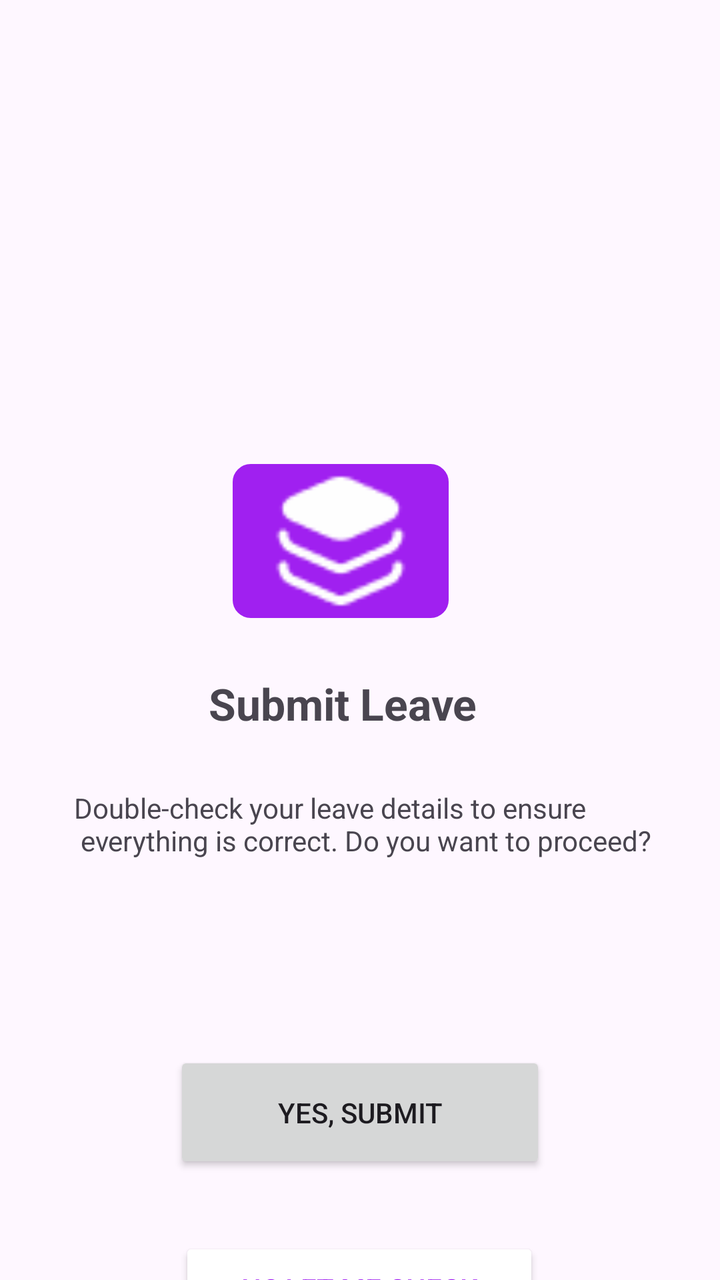
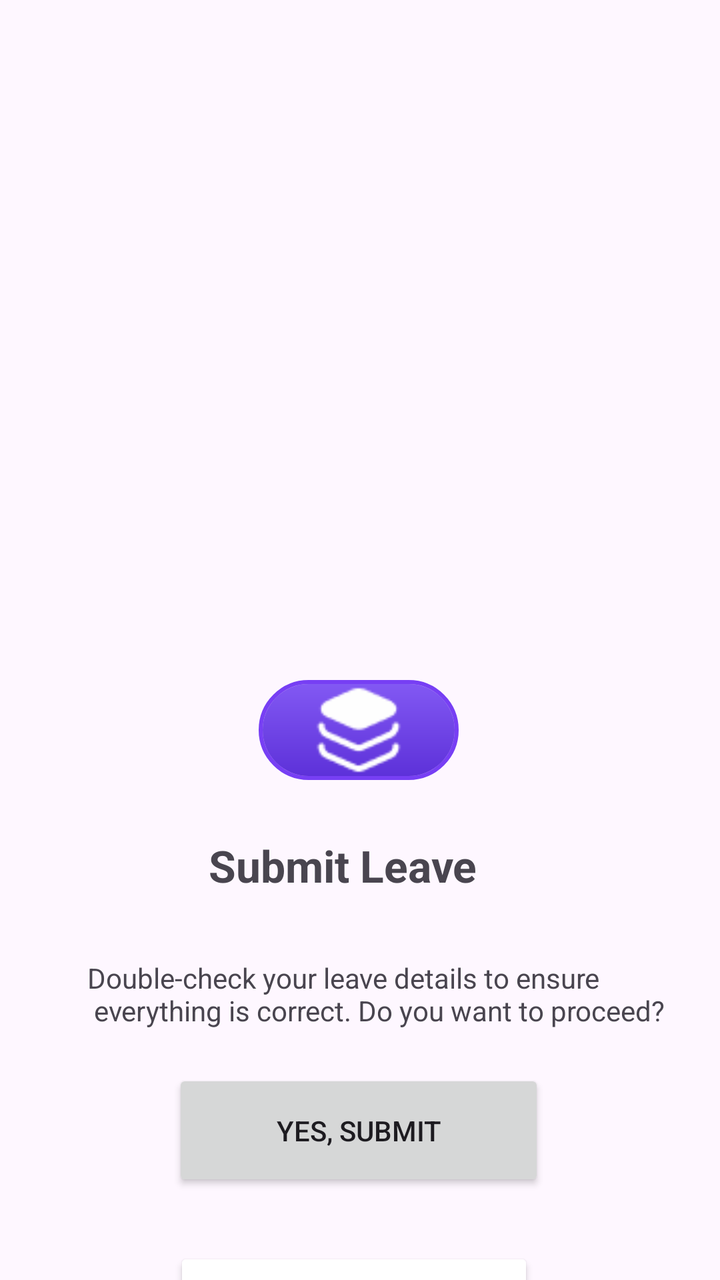

An Android layout rendered at two revisions. The XML below is the earlier revision; the diff shows what the commit changed to produce the second picture.
<!-- AndroidManifest.xml: application theme Theme.MidTerm -->
<!-- res/layout/fragment_dialog.xml -->
<?xml version="1.0" encoding="utf-8"?>
<androidx.constraintlayout.widget.ConstraintLayout xmlns:android="http://schemas.android.com/apk/res/android"
    xmlns:app="http://schemas.android.com/apk/res-auto"
    xmlns:tools="http://schemas.android.com/tools"
    android:layout_width="match_parent"
    android:layout_height="match_parent"
    tools:context=".SubmitLeaveDialogFragment">


    <ImageView
        android:id="@+id/imageView6"
        android:layout_width="108dp"
        android:layout_height="77dp"
        android:layout_gravity="center"
        android:layout_marginTop="232dp"
        android:background="@drawable/parple_border"
        android:src="@drawable/layer"
        app:layout_constraintEnd_toEndOf="parent"
        app:layout_constraintHorizontal_bias="0.462"
        app:layout_constraintStart_toStartOf="parent"
        app:layout_constraintTop_toTopOf="parent" />

    <TextView
        android:id="@+id/textView6"
        android:layout_width="wrap_content"
        android:layout_height="wrap_content"
        android:layout_gravity="center"
        android:layout_marginTop="28dp"
        android:text="Submit Leave"
        android:textSize="22dp"
        android:textStyle="bold"
        app:layout_constraintEnd_toEndOf="parent"
        app:layout_constraintHorizontal_bias="0.462"
        app:layout_constraintStart_toStartOf="parent"
        app:layout_constraintTop_toBottomOf="@+id/imageView6" />

    <TextView
        android:id="@+id/textView12"
        android:layout_gravity="center"
        android:layout_width="wrap_content"
        android:layout_height="wrap_content"
        android:layout_marginTop="28dp"
        android:text="Double-check your leave details to ensure\n everything is correct. Do you want to proceed?"
        app:layout_constraintEnd_toEndOf="parent"
        app:layout_constraintHorizontal_bias="0.521"
        app:layout_constraintStart_toStartOf="parent"
        app:layout_constraintTop_toBottomOf="@+id/textView6" />

    <Button
        android:id="@+id/btnYes"
        android:layout_width="186dp"
        android:layout_height="61dp"
        android:layout_marginTop="96dp"
        android:text="Yes, Submit"
        app:layout_constraintEnd_toEndOf="parent"
        app:layout_constraintStart_toStartOf="parent"
        app:layout_constraintTop_toBottomOf="@+id/textView12" />

    <Button
        android:id="@+id/btnNo"
        android:layout_width="180dp"
        android:layout_height="51dp"
        android:layout_marginTop="32dp"
        android:backgroundTint="@color/white"
        android:text="No,Let me check"
        android:textColor="#A020F0"
        app:layout_constraintEnd_toEndOf="parent"
        app:layout_constraintHorizontal_bias="0.498"
        app:layout_constraintStart_toStartOf="parent"
        app:layout_constraintTop_toBottomOf="@+id/btnYes" />

</androidx.constraintlayout.widget.ConstraintLayout>
<!-- resources referenced by this layout -->
<resources>
  <color name="white">#FFFFFFFF</color>
  <!-- drawable layer: png bitmap (drawable, 832 bytes) -->
  <!-- drawable parple_border (drawable) -->
  <shape xmlns:android="http://schemas.android.com/apk/res/android">
      <solid android:color="#A020F0" />
      <stroke
          android:width="2dp"
          android:color="#A020F0" />
      <corners android:radius="8dp" />
  </shape>
  <style name="Theme.MidTerm" parent="Base.Theme.MidTerm" />
  <style name="Base.Theme.MidTerm" parent="Theme.Material3.DayNight.NoActionBar">
          
          
      </style>
</resources>

<!-- the commit's change to res/layout/fragment_dialog.xml (unified diff, before → after) -->
@@ -4,19 +4,20 @@
     xmlns:tools="http://schemas.android.com/tools"
     android:layout_width="match_parent"
     android:layout_height="match_parent"
-    tools:context=".SubmitLeaveDialogFragment">
+    tools:context=".SubmitLeaveDialogFragment"
+    android:layout_gravity="center">
 
 
     <ImageView
         android:id="@+id/imageView6"
-        android:layout_width="108dp"
-        android:layout_height="77dp"
+        android:layout_width="100dp"
+        android:layout_height="50dp"
         android:layout_gravity="center"
-        android:layout_marginTop="232dp"
+        android:layout_marginTop="340dp"
         android:background="@drawable/parple_border"
         android:src="@drawable/layer"
         app:layout_constraintEnd_toEndOf="parent"
-        app:layout_constraintHorizontal_bias="0.462"
+        app:layout_constraintHorizontal_bias="0.498"
         app:layout_constraintStart_toStartOf="parent"
         app:layout_constraintTop_toTopOf="parent" />
 
@@ -36,13 +37,13 @@
 
     <TextView
         android:id="@+id/textView12"
-        android:layout_gravity="center"
         android:layout_width="wrap_content"
         android:layout_height="wrap_content"
-        android:layout_marginTop="28dp"
+        android:layout_gravity="center"
+        android:layout_marginTop="32dp"
         android:text="Double-check your leave details to ensure\n everything is correct. Do you want to proceed?"
         app:layout_constraintEnd_toEndOf="parent"
-        app:layout_constraintHorizontal_bias="0.521"
+        app:layout_constraintHorizontal_bias="0.613"
         app:layout_constraintStart_toStartOf="parent"
         app:layout_constraintTop_toBottomOf="@+id/textView6" />
 
@@ -50,9 +51,10 @@
         android:id="@+id/btnYes"
         android:layout_width="186dp"
         android:layout_height="61dp"
-        android:layout_marginTop="96dp"
+        android:layout_marginTop="20dp"
         android:text="Yes, Submit"
         app:layout_constraintEnd_toEndOf="parent"
+        app:layout_constraintHorizontal_bias="0.497"
         app:layout_constraintStart_toStartOf="parent"
         app:layout_constraintTop_toBottomOf="@+id/textView12" />
 
@@ -60,12 +62,12 @@
         android:id="@+id/btnNo"
         android:layout_width="180dp"
         android:layout_height="51dp"
-        android:layout_marginTop="32dp"
+        android:layout_marginTop="28dp"
         android:backgroundTint="@color/white"
         android:text="No,Let me check"
         android:textColor="#A020F0"
         app:layout_constraintEnd_toEndOf="parent"
-        app:layout_constraintHorizontal_bias="0.498"
+        app:layout_constraintHorizontal_bias="0.484"
         app:layout_constraintStart_toStartOf="parent"
         app:layout_constraintTop_toBottomOf="@+id/btnYes" />
 
<!-- resource entries referenced after the edit -->
@@ -3,13 +3,37 @@
   <color name="white">#FFFFFFFF</color>
   <!-- drawable layer: png bitmap (drawable, 832 bytes) -->
   <!-- drawable parple_border (drawable) -->
-  <shape xmlns:android="http://schemas.android.com/apk/res/android">
-      <solid android:color="#A020F0" />
-      <stroke
-          android:width="2dp"
-          android:color="#A020F0" />
-      <corners android:radius="8dp" />
-  </shape>
+  <?xml version="1.0" encoding="utf-8"?>
+  <layer-list xmlns:android="http://schemas.android.com/apk/res/android">
+  
+      <item>
+          <shape android:shape="rectangle">
+              <solid android:color="#00000000" />
+              <stroke android:width="4dp" android:color="#773FF4" /> 
+              <corners android:radius="25dp" />
+          </shape>
+      </item>
+  
+      <item android:left="2dp" android:right="2dp" android:top="2dp" android:bottom="2dp">
+          <shape android:shape="rectangle">
+              <solid android:color="#00000000" />
+              <stroke android:width="2dp" android:color="#C29EF2" />
+              <corners android:radius="25dp" />
+          </shape>
+      </item>
+  
+  
+      <item android:top="2dp" android:bottom="2dp" android:left="2dp" android:right="2dp">
+          <shape android:shape="rectangle">
+  
+              <gradient
+                  android:startColor="#8258F3"
+                  android:endColor="#5D31D9"
+                  android:angle="270"/>
+              <corners android:radius="25dp" />
+          </shape>
+      </item>
+  </layer-list>
   <style name="Theme.MidTerm" parent="Base.Theme.MidTerm" />
   <style name="Base.Theme.MidTerm" parent="Theme.Material3.DayNight.NoActionBar">
           
